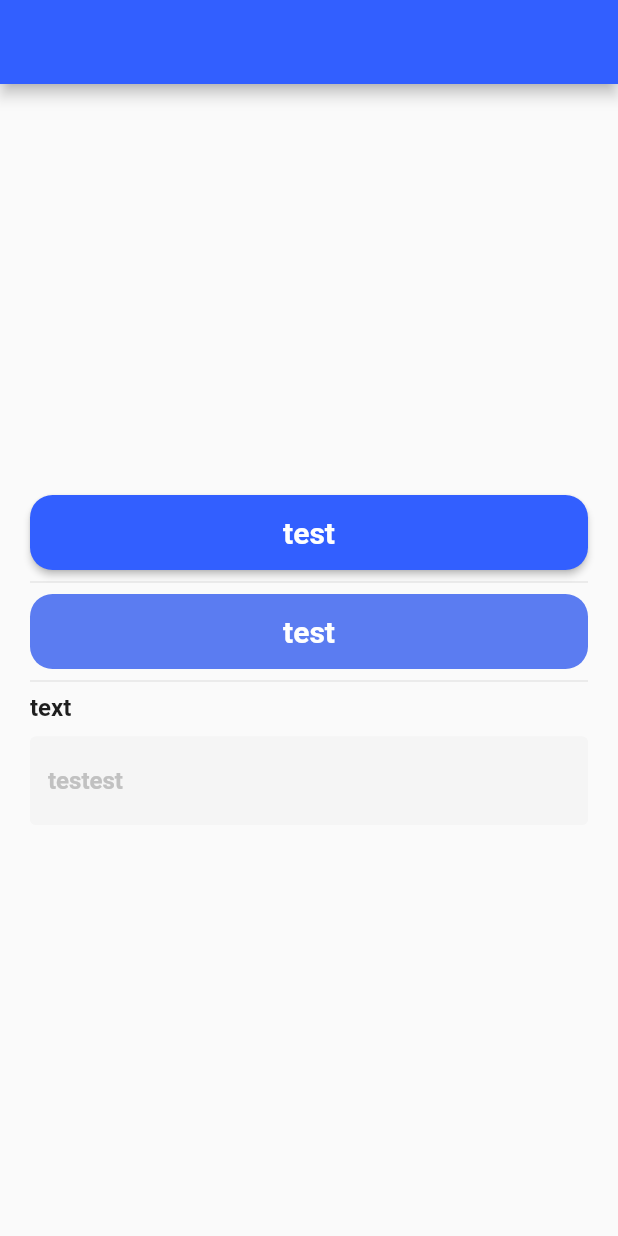
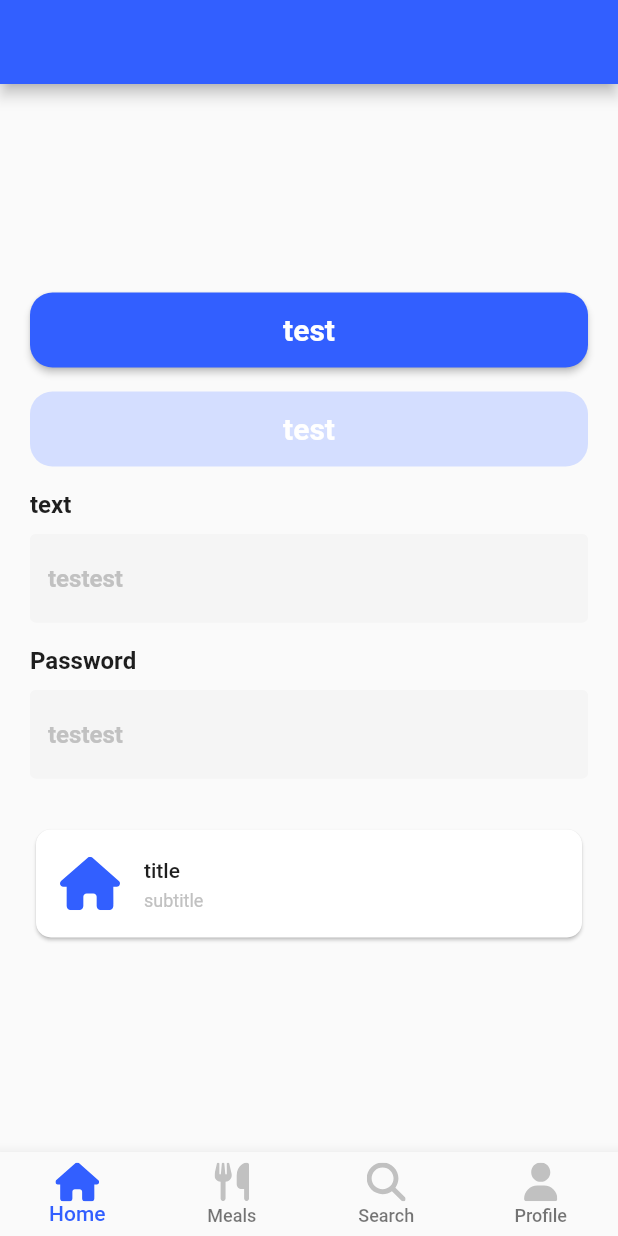
Before and after one commit to isabellabertucci/CantecoMobileApp, a Flutter app: the screen it shows after launch, on a phone screen of 412 x 824 dp. Run offline on Flutter 3.47's test engine with Material 2 defaults, Android fonts, the light colour scheme and no system bars; our stand-ins replace flutter_svg; Roboto replaces fonts that are missing (inter).

Commit message:
created new card

```diff
--- a/lib/main_screen.dart
+++ b/lib/main_screen.dart
@@ -1,5 +1,10 @@
+import 'package:canteco_app/utils/assets.dart';
+import 'package:canteco_app/utils/theme.dart';
+import 'package:canteco_app/widgets/customCard.dart';
 import 'package:canteco_app/widgets/custom_button.dart';
 import 'package:canteco_app/widgets/custom_text_field.dart';
+import 'package:flutter/material.dart';
+import 'package:flutter_svg/flutter_svg.dart';
 import 'package:flutter/material.dart';
 
 class MainScreen extends StatefulWidget {
@@ -11,6 +16,9 @@ class MainScreen extends StatefulWidget {
 
 class _MainScreenState extends State<MainScreen> {
   TextEditingController controller = TextEditingController();
+  TextEditingController controller2 = TextEditingController();
+
+  var currentIndex = 0;
 
   @override
   Widget build(BuildContext context) {
@@ -27,18 +35,70 @@ class _MainScreenState extends State<MainScreen> {
                 text: "test",
                 onTap: () => {},
               ),
-              const Divider(height: 16),
+              const SizedBox(height: 16),
               CustomButton(
                 text: "test",
                 enabled: false,
                 onTap: () => {},
               ),
-              const Divider(height: 16),
-              CustomTextField(label: "text", controller: controller)
+              const SizedBox(height: 16),
+              CustomTextField(label: "text", controller: controller),
+              const SizedBox(height: 16),
+              CustomTextField(
+                label: "Password",
+                controller: controller2,
+                isPassword: true,
+              ),
+              const SizedBox(height: 30),
+              CustomCard(
+                title: "title",
+                subtitle: "subtitle",
+                icon: Assets.icHomeC,
+              )
             ],
           ),
         ),
       ),
+      bottomNavigationBar: BottomNavigationBar(
+        currentIndex: currentIndex,
+        selectedItemColor: CustomTheme.ultramarineBlue,
+        type: BottomNavigationBarType.fixed,
+        onTap: (int index) => {setState(() => currentIndex = index)},
+        items: [
+          BottomNavigationBarItem(
+            icon: SvgPicture.asset(Assets.icHomeU,
+                height: 26,
+                color: currentIndex == 0
+                    ? CustomTheme.ultramarineBlue
+                    : CustomTheme.silver),
+            label: 'Home',
+          ),
+          BottomNavigationBarItem(
+            icon: SvgPicture.asset(Assets.icUtensilsU,
+                height: 26,
+                color: currentIndex == 1
+                    ? CustomTheme.ultramarineBlue
+                    : CustomTheme.silver),
+            label: 'Meals',
+          ),
+          BottomNavigationBarItem(
+            icon: SvgPicture.asset(Assets.icSeachU,
+                height: 26,
+                color: currentIndex == 2
+                    ? CustomTheme.ultramarineBlue
+                    : CustomTheme.silver),
+            label: 'Search',
+          ),
+          BottomNavigationBarItem(
+            icon: SvgPicture.asset(Assets.icUserU,
+                height: 26,
+                color: currentIndex == 3
+                    ? CustomTheme.ultramarineBlue
+                    : CustomTheme.silver),
+            label: 'Profile',
+          ),
+        ],
+      ),
     );
   }
 }
--- a/lib/utils/theme.dart
+++ b/lib/utils/theme.dart
@@ -36,7 +36,7 @@ class CustomTheme {
     return ElevatedButtonThemeData(
       style: ElevatedButton.styleFrom(
           backgroundColor: ultramarineBlue,
-          disabledBackgroundColor: blueCrayola,
+          disabledBackgroundColor: periwinkleCrayola,
           disabledForegroundColor: white,
           textStyle: getTextTheme(textColor: white).headline1,
           shape:
--- /dev/null
+++ b/lib/widgets/customCard.dart
@@ -0,0 +1,34 @@
+import 'package:canteco_app/utils/assets.dart';
+import 'package:flutter/material.dart';
+import 'package:flutter_svg/flutter_svg.dart';
+
+class CustomCard extends StatelessWidget {
+  final String title;
+  final String subtitle;
+  final String icon;
+
+  CustomCard({
+    super.key,
+    required this.title,
+    required this.subtitle,
+    required this.icon,
+  });
+
+  @override
+  Widget build(BuildContext context) {
+    return Card(
+      shape: RoundedRectangleBorder(
+        borderRadius: BorderRadius.circular(10),
+      ),
+      child: ListTile(
+        leading: SizedBox(
+          width: 40,
+          height: double.infinity,
+          child: SvgPicture.asset(icon),
+        ),
+        title: Text(title, style: Theme.of(context).primaryTextTheme.subtitle1),
+        subtitle: Text(subtitle, style: Theme.of(context).textTheme.bodyText1),
+      ),
+    );
+  }
+}
--- a/lib/widgets/custom_text_field.dart
+++ b/lib/widgets/custom_text_field.dart
@@ -5,9 +5,14 @@ import '../utils/theme.dart';
 
 class CustomTextField extends StatelessWidget {
   final TextEditingController controller;
+  bool isPassword;
+
   final String label;
-  const CustomTextField(
-      {super.key, required this.controller, required this.label});
+  CustomTextField(
+      {super.key,
+      required this.controller,
+      required this.label,
+      this.isPassword = false});
 
   @override
   Widget build(BuildContext context) {
@@ -22,10 +27,10 @@ class CustomTextField extends StatelessWidget {
         const SizedBox(height: 10),
         TextField(
           controller: controller,
+          obscureText: isPassword,
           decoration: InputDecoration(
             filled: true,
             fillColor: CustomTheme.cultured,
-            counterText: "",
             hintText: "testest",
             labelStyle: Theme.of(context).primaryTextTheme.headline3,
             hintStyle: Theme.of(context)
```
Also changed, not shown: 10 other files.
